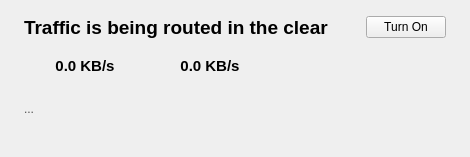
This is src/leap/bitmask/gui/ui/eip_status.ui in leapcode/bitmask_client as Qt 5 draws it before an edit. The edited form follows.
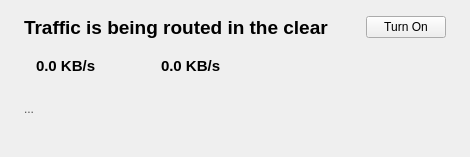
This is the edited form. Icons and pictures are not drawn.

Commit message: Align left the speed and transferred display for EIP

Diff of the .ui file:
```diff
--- a/src/leap/bitmask/gui/ui/eip_status.ui
+++ b/src/leap/bitmask/gui/ui/eip_status.ui
@@ -185,6 +185,9 @@
             <property name="cursor">
              <cursorShape>PointingHandCursor</cursorShape>
             </property>
+            <property name="styleSheet">
+             <string notr="true">text-align: left;</string>
+            </property>
             <property name="text">
              <string>0.0 KB/s</string>
             </property>
@@ -249,6 +252,9 @@
             <property name="cursor">
              <cursorShape>PointingHandCursor</cursorShape>
             </property>
+            <property name="styleSheet">
+             <string notr="true">text-align: left;</string>
+            </property>
             <property name="text">
              <string>0.0 KB/s</string>
             </property>
```
The commit also changes 1 other file.
